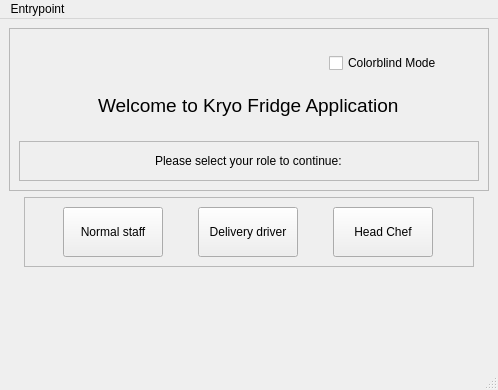
Old version of the form root/UI/entrypoint.ui in the repository seb246810/KryoFridge.
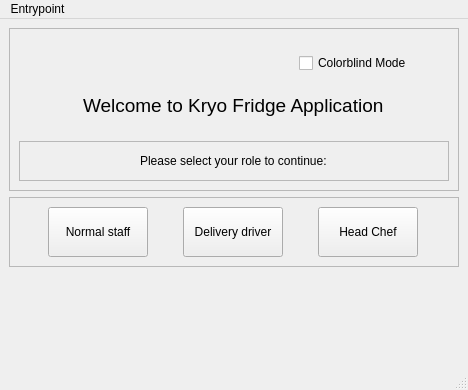
New version of the form.

```diff
--- a/root/UI/entrypoint.ui
+++ b/root/UI/entrypoint.ui
@@ -6,10 +6,16 @@
    <rect>
     <x>0</x>
     <y>0</y>
-    <width>498</width>
+    <width>468</width>
     <height>390</height>
    </rect>
   </property>
+  <property name="sizePolicy">
+   <sizepolicy hsizetype="Expanding" vsizetype="Expanding">
+    <horstretch>0</horstretch>
+    <verstretch>0</verstretch>
+   </sizepolicy>
+  </property>
   <property name="windowTitle">
    <string>MainWindow</string>
   </property>
@@ -17,6 +23,12 @@
    <layout class="QVBoxLayout" name="verticalLayout">
     <item>
      <widget class="QFrame" name="titleframe">
+      <property name="sizePolicy">
+       <sizepolicy hsizetype="Expanding" vsizetype="Expanding">
+        <horstretch>100</horstretch>
+        <verstretch>100</verstretch>
+       </sizepolicy>
+      </property>
       <property name="frameShape">
        <enum>QFrame::StyledPanel</enum>
       </property>
@@ -85,6 +97,12 @@
     </item>
     <item alignment="Qt::AlignHCenter|Qt::AlignTop">
      <widget class="QFrame" name="buttonframe">
+      <property name="sizePolicy">
+       <sizepolicy hsizetype="Expanding" vsizetype="Expanding">
+        <horstretch>100</horstretch>
+        <verstretch>100</verstretch>
+       </sizepolicy>
+      </property>
       <property name="minimumSize">
        <size>
         <width>450</width>
@@ -103,9 +121,18 @@
       <property name="frameShadow">
        <enum>QFrame::Raised</enum>
       </property>
-      <layout class="QHBoxLayout" name="horizontalLayout">
+      <layout class="QHBoxLayout" name="horizontalLayout" stretch="6,0,6">
+       <property name="sizeConstraint">
+        <enum>QLayout::SetDefaultConstraint</enum>
+       </property>
        <item>
         <widget class="QPushButton" name="staff">
+         <property name="sizePolicy">
+          <sizepolicy hsizetype="Expanding" vsizetype="Expanding">
+           <horstretch>100</horstretch>
+           <verstretch>50</verstretch>
+          </sizepolicy>
+         </property>
          <property name="minimumSize">
           <size>
            <width>100</width>
@@ -115,7 +142,7 @@
          <property name="maximumSize">
           <size>
            <width>100</width>
-           <height>16777215</height>
+           <height>50</height>
           </size>
          </property>
          <property name="font">
@@ -141,7 +168,7 @@
          </property>
          <property name="maximumSize">
           <size>
-           <width>100</width>
+           <width>0</width>
            <height>50</height>
           </size>
          </property>
@@ -189,7 +216,7 @@
     <rect>
      <x>0</x>
      <y>0</y>
-     <width>498</width>
+     <width>468</width>
      <height>22</height>
     </rect>
    </property>
```
